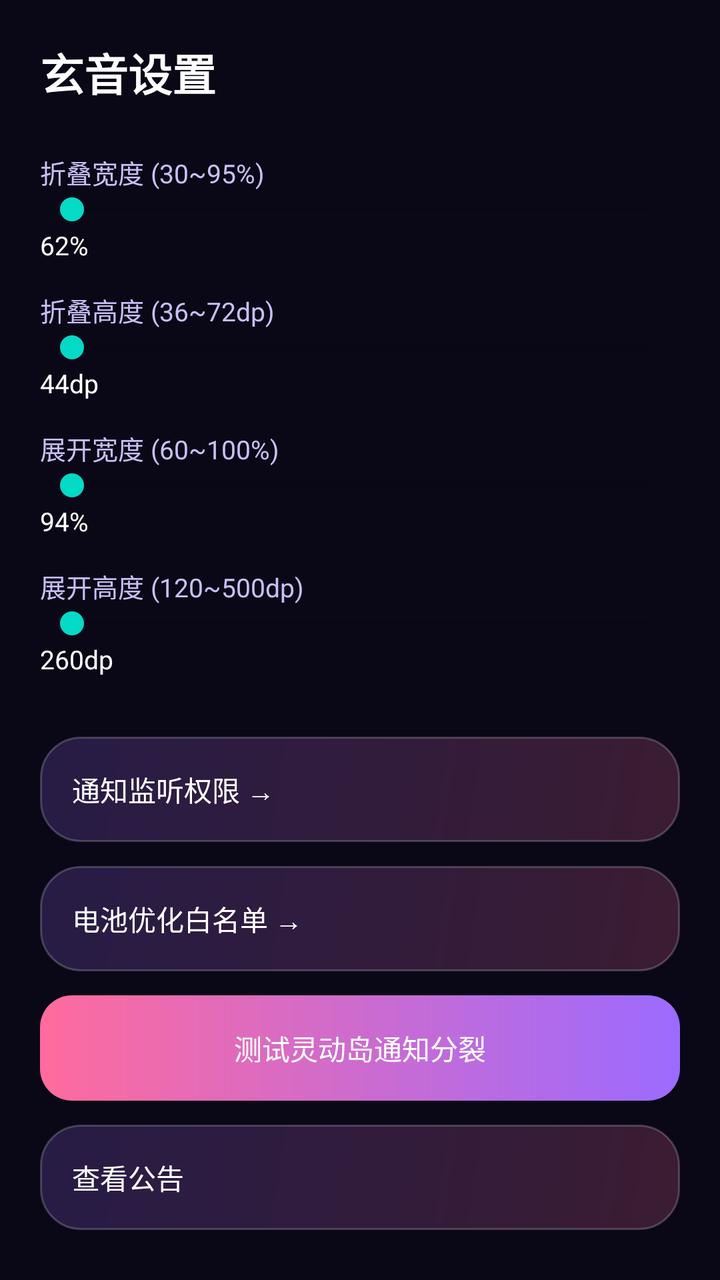
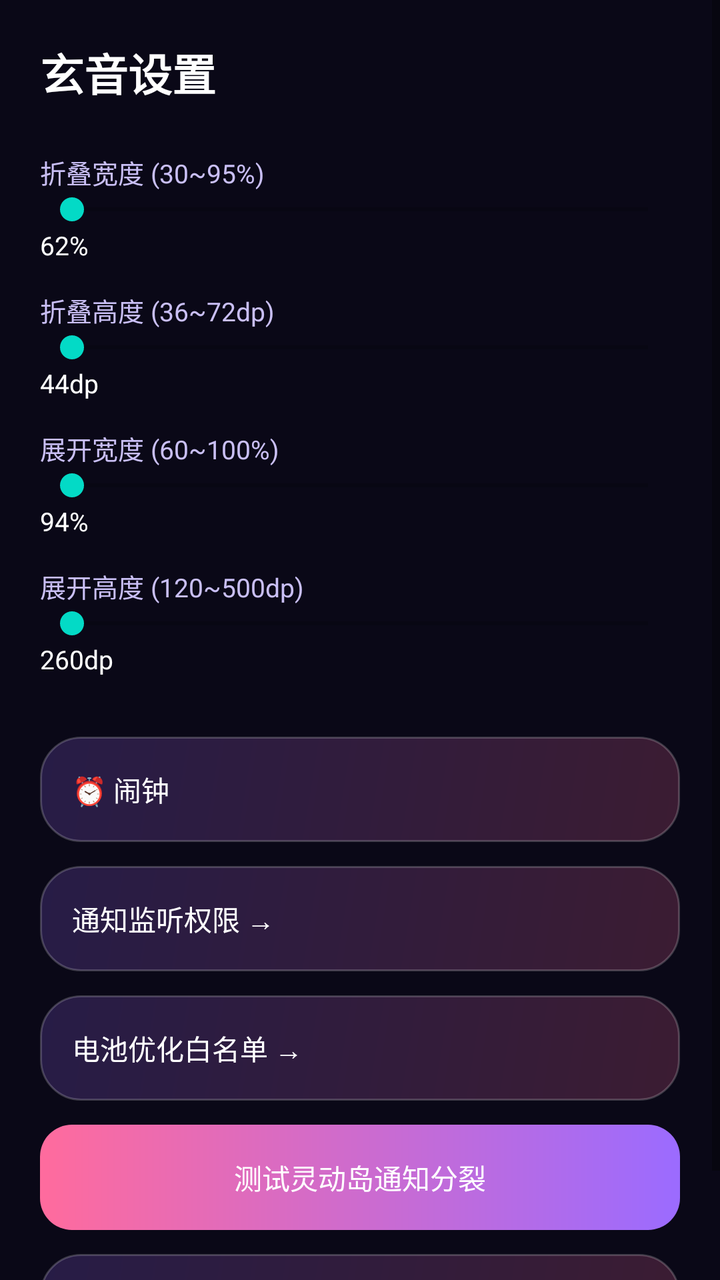

Two renders of the same Android screen: before a commit and after it. Below are the layout's source before the change and the commit's diff.
<!-- AndroidManifest.xml: application theme Theme.XuanYin -->
<!-- res/layout/activity_settings.xml -->
<?xml version="1.0" encoding="utf-8"?>
<ScrollView xmlns:android="http://schemas.android.com/apk/res/android"
    android:layout_width="match_parent" android:layout_height="match_parent"
    android:background="@color/bg_deep" android:fillViewport="true">
    <LinearLayout android:orientation="vertical" android:padding="20dp"
        android:layout_width="match_parent" android:layout_height="wrap_content">
        <TextView android:layout_width="wrap_content" android:layout_height="wrap_content"
            android:text="玄音设置" android:textColor="@color/white"
            android:textSize="22sp" android:textStyle="bold" />
        <TextView android:layout_width="wrap_content" android:layout_height="wrap_content"
            android:layout_marginTop="24dp" android:text="折叠宽度 (30~95%)"
            android:textColor="@color/sub_text" android:textSize="13sp" />
        <SeekBar android:id="@+id/sb_collapsed" android:max="65"
            android:layout_width="match_parent" android:layout_height="wrap_content" />
        <TextView android:id="@+id/tv_collapsed_val" android:layout_width="wrap_content"
            android:layout_height="wrap_content" android:text="62%"
            android:textColor="@color/white" android:textSize="13sp" />
        <TextView android:layout_width="wrap_content" android:layout_height="wrap_content"
            android:layout_marginTop="14dp" android:text="折叠高度 (36~72dp)"
            android:textColor="@color/sub_text" android:textSize="13sp" />
        <SeekBar android:id="@+id/sb_height" android:max="36"
            android:layout_width="match_parent" android:layout_height="wrap_content" />
        <TextView android:id="@+id/tv_height_val" android:layout_width="wrap_content"
            android:layout_height="wrap_content" android:text="44dp"
            android:textColor="@color/white" android:textSize="13sp" />
        <TextView android:layout_width="wrap_content" android:layout_height="wrap_content"
            android:layout_marginTop="14dp" android:text="展开宽度 (60~100%)"
            android:textColor="@color/sub_text" android:textSize="13sp" />
        <SeekBar android:id="@+id/sb_expanded_w" android:max="40"
            android:layout_width="match_parent" android:layout_height="wrap_content" />
        <TextView android:id="@+id/tv_expanded_w_val" android:layout_width="wrap_content"
            android:layout_height="wrap_content" android:text="94%"
            android:textColor="@color/white" android:textSize="13sp" />
        <TextView android:layout_width="wrap_content" android:layout_height="wrap_content"
            android:layout_marginTop="14dp" android:text="展开高度 (120~500dp)"
            android:textColor="@color/sub_text" android:textSize="13sp" />
        <SeekBar android:id="@+id/sb_expanded_h" android:max="380"
            android:layout_width="match_parent" android:layout_height="wrap_content" />
        <TextView android:id="@+id/tv_expanded_h_val" android:layout_width="wrap_content"
            android:layout_height="wrap_content" android:text="260dp"
            android:textColor="@color/white" android:textSize="13sp" />
        <TextView android:id="@+id/btn_notify_access" android:layout_marginTop="30dp"
            android:padding="16dp" android:background="@drawable/bg_card"
            android:layout_width="match_parent" android:layout_height="wrap_content"
            android:text="通知监听权限 →" android:textColor="@color/white" android:textSize="14sp" />
        <TextView android:id="@+id/btn_battery" android:layout_marginTop="12dp"
            android:padding="16dp" android:background="@drawable/bg_card"
            android:layout_width="match_parent" android:layout_height="wrap_content"
            android:text="电池优化白名单 →" android:textColor="@color/white" android:textSize="14sp" />
        <TextView android:id="@+id/btn_test_notify" android:layout_marginTop="12dp"
            android:padding="16dp" android:background="@drawable/bg_gradient_button"
            android:layout_width="match_parent" android:layout_height="wrap_content"
            android:gravity="center" android:text="测试灵动岛通知分裂"
            android:textColor="@color/white" android:textSize="14sp" />
        <TextView android:id="@+id/btn_announcement" android:layout_marginTop="12dp"
            android:padding="16dp" android:background="@drawable/bg_card"
            android:layout_width="match_parent" android:layout_height="wrap_content"
            android:text="查看公告" android:textColor="@color/white" android:textSize="14sp" />
    </LinearLayout>
</ScrollView>
<!-- resources referenced by this layout -->
<resources>
  <color name="bg_deep">#0A0817</color>
  <color name="sub_text">#C9BFF5</color>
  <color name="white">#FFFFFF</color>
  <!-- drawable bg_card (drawable) -->
  <?xml version="1.0" encoding="utf-8"?>
  <shape xmlns:android="http://schemas.android.com/apk/res/android">
      <corners android:radius="20dp" />
      <gradient android:angle="135" android:startColor="#33FF6B9D" android:endColor="#339B6BFF" />
      <stroke android:width="1dp" android:color="#33FFFFFF" />
  </shape>
  <!-- drawable bg_gradient_button (drawable) -->
  <?xml version="1.0" encoding="utf-8"?>
  <shape xmlns:android="http://schemas.android.com/apk/res/android">
      <corners android:radius="16dp" />
      <gradient android:angle="0" android:startColor="#FF6B9D" android:endColor="#9B6BFF" />
  </shape>
  <style name="Theme.XuanYin" parent="Theme.MaterialComponents.DayNight.NoActionBar">
          <item name="android:windowBackground">@color/bg_deep</item>
          <item name="android:statusBarColor">@color/bg_deep</item>
          <item name="android:navigationBarColor">@color/bg_deep</item>
          <item name="android:windowAnimationStyle">@style/WindowAnim</item>
          <item name="android:windowLightStatusBar">false</item>
      </style>
  <style name="WindowAnim" parent="@android:style/Animation.Activity">
          <item name="android:activityOpenEnterAnimation">@anim/fade_in</item>
          <item name="android:activityOpenExitAnimation">@anim/fade_out</item>
          <item name="android:activityCloseEnterAnimation">@anim/fade_in</item>
          <item name="android:activityCloseExitAnimation">@anim/fade_out</item>
      </style>
</resources>

<!-- the commit's change to res/layout/activity_settings.xml (unified diff, before → after) -->
@@ -39,7 +39,11 @@
         <TextView android:id="@+id/tv_expanded_h_val" android:layout_width="wrap_content"
             android:layout_height="wrap_content" android:text="260dp"
             android:textColor="@color/white" android:textSize="13sp" />
-        <TextView android:id="@+id/btn_notify_access" android:layout_marginTop="30dp"
+        <TextView android:id="@+id/btn_alarm" android:layout_marginTop="30dp"
+            android:padding="16dp" android:background="@drawable/bg_card"
+            android:layout_width="match_parent" android:layout_height="wrap_content"
+            android:text="⏰ 闹钟" android:textColor="@color/white" android:textSize="14sp" />
+        <TextView android:id="@+id/btn_notify_access" android:layout_marginTop="12dp"
             android:padding="16dp" android:background="@drawable/bg_card"
             android:layout_width="match_parent" android:layout_height="wrap_content"
             android:text="通知监听权限 →" android:textColor="@color/white" android:textSize="14sp" />
